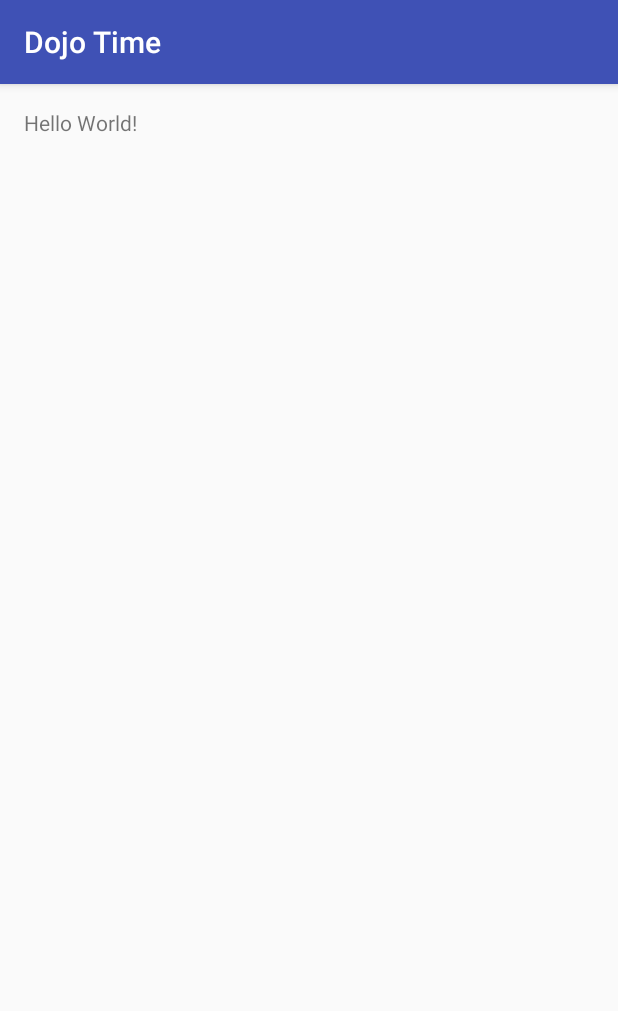
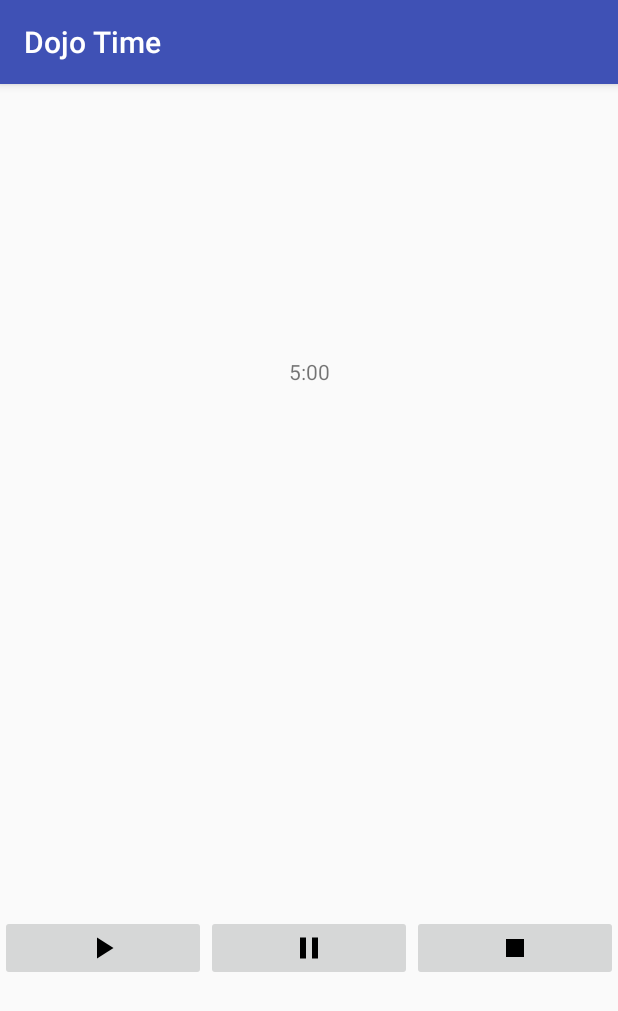
Before and after one commit to ManuJS/DojoTime, an Android app: the screen it shows after launch (MainActivity), on a phone screen of 412 x 824 dp. Shown: the top 1011 px of the screen. Run offline under Robolectric (Android 15) with nearby library versions, the phone set to English and light mode, and no system bars.

Commit message:
chamando os componentes de tela

```diff
--- a/app/src/main/java/com/manu/projeto/dojotime/MainActivity.java
+++ b/app/src/main/java/com/manu/projeto/dojotime/MainActivity.java
@@ -2,12 +2,30 @@ package com.manu.projeto.dojotime;
 
 import android.support.v7.app.AppCompatActivity;
 import android.os.Bundle;
+import android.view.View;
+import android.widget.ImageButton;
+import android.widget.TextView;
 
 public class MainActivity extends AppCompatActivity implements MainContract.View {
+
+    TextView txtTempo;
+    ImageButton play;
+    ImageButton pause;
+    ImageButton stop;
+
 
     @Override
     protected void onCreate(Bundle savedInstanceState) {
         super.onCreate(savedInstanceState);
-        setContentView(R.layout.activity_main);
+        setContentView(R.layout.layout_timer_principal);
+
+        txtTempo = (TextView) findViewById(R.id.editTime);
+        play = (ImageButton) findViewById(R.id.imageButtonPlay);
+        pause = (ImageButton) findViewById(R.id.imageButtonPause);
+        stop = (ImageButton) findViewById(R.id.imageButtonStop);
+
+        contatempo();
     }
+
+    public void contatempo(){}
 }
--- a/app/src/main/java/com/manu/projeto/dojotime/Timer.java
+++ /dev/null
@@ -1,8 +0,0 @@
-package com.manu.projeto.dojotime;
-
-/**
- * Created by emanu on 04/02/2017.
- */
-
-public class Timer {
-}
```
Also changed, not shown: app/src/main/res/layout/layout_timer_principal.xml (renamed from app/src/main/res/layout/layout_time_principal.xml).
